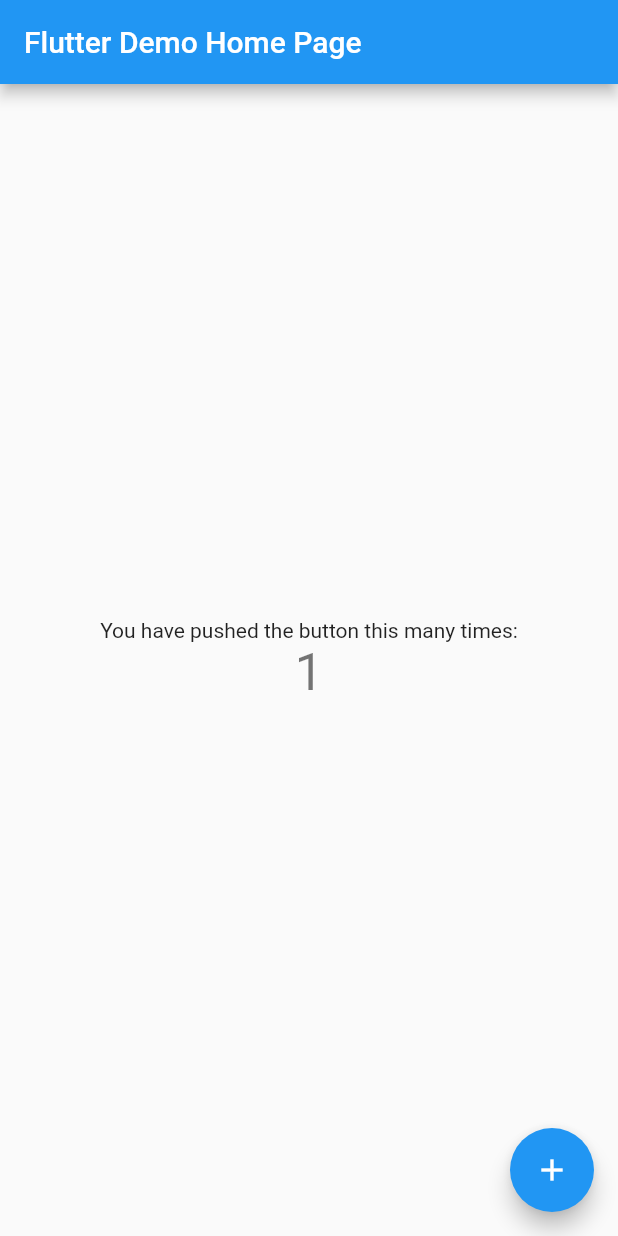
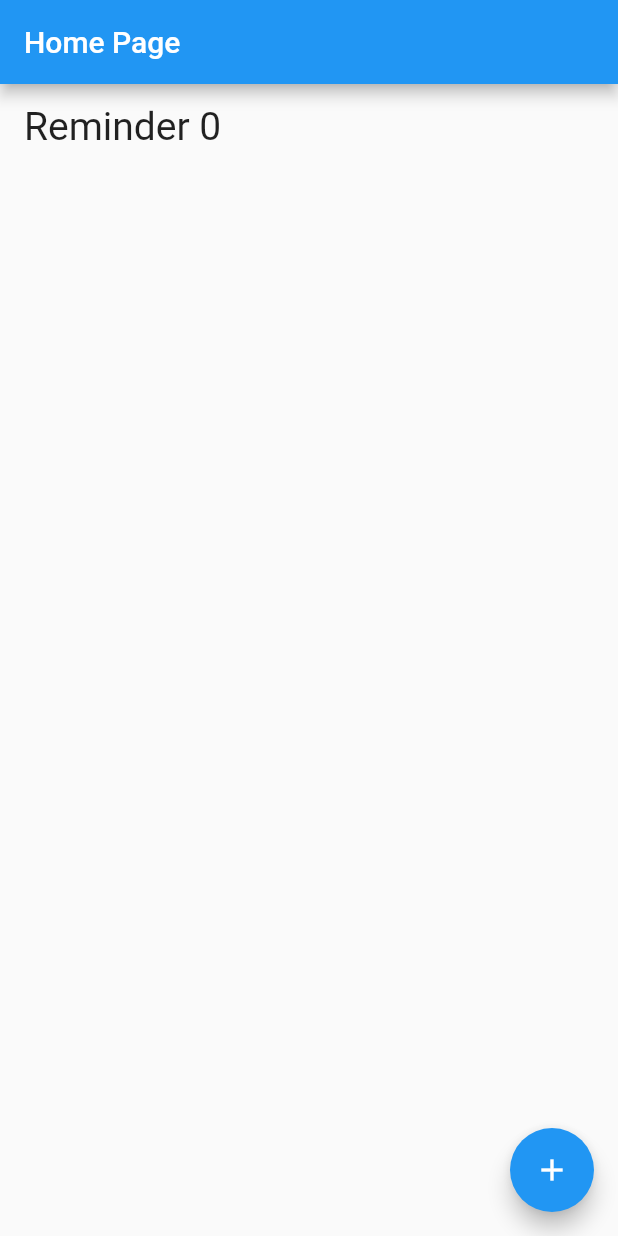
Before and after one commit to AbnerWCR/FlutterNaPratica, a Flutter app: the screen it shows after launch, after a tap on the "add" icon, on a phone screen of 412 x 824 dp. Run offline on Flutter 3.47's test engine with Material 2 defaults, Android fonts, the phone set to English and light mode, and no system bars.

Commit message:
first HomePage

```diff
--- a/ep01/app_sticky_notes/lib/main.dart
+++ b/ep01/app_sticky_notes/lib/main.dart
@@ -1,115 +1,51 @@
 import 'package:flutter/material.dart';
 
 void main() {
-  runApp(const MyApp());
+  runApp(MaterialApp(home: HomePage()));
 }
 
-class MyApp extends StatelessWidget {
-  const MyApp({Key? key}) : super(key: key);
-
-  // This widget is the root of your application.
+class HomePage extends StatefulWidget {
   @override
-  Widget build(BuildContext context) {
-    return MaterialApp(
-      title: 'Flutter Demo',
-      theme: ThemeData(
-        // This is the theme of your application.
-        //
-        // Try running your application with "flutter run". You'll see the
-        // application has a blue toolbar. Then, without quitting the app, try
-        // changing the primarySwatch below to Colors.green and then invoke
-        // "hot reload" (press "r" in the console where you ran "flutter run",
-        // or simply save your changes to "hot reload" in a Flutter IDE).
-        // Notice that the counter didn't reset back to zero; the application
-        // is not restarted.
-        primarySwatch: Colors.blue,
-      ),
-      home: const MyHomePage(title: 'Flutter Demo Home Page'),
-    );
-  }
+  State<HomePage> createState() => _HomePageState();
 }
 
-class MyHomePage extends StatefulWidget {
-  const MyHomePage({Key? key, required this.title}) : super(key: key);
+class _HomePageState extends State<HomePage> {
+  final stickyNotes = <String>[];
 
-  // This widget is the home page of your application. It is stateful, meaning
-  // that it has a State object (defined below) that contains fields that affect
-  // how it looks.
+  int counter = 0;
 
-  // This class is the configuration for the state. It holds the values (in this
-  // case the title) provided by the parent (in this case the App widget) and
-  // used by the build method of the State. Fields in a Widget subclass are
-  // always marked "final".
-
-  final String title;
-
-  @override
-  State<MyHomePage> createState() => _MyHomePageState();
+  void addReminder(String reminder) {
+    stickyNotes.add(reminder);
+    setState(() {});
   }
 
-class _MyHomePageState extends State<MyHomePage> {
-  int _counter = 0;
-
-  void _incrementCounter() {
-    setState(() {
-      // This call to setState tells the Flutter framework that something has
-      // changed in this State, which causes it to rerun the build method below
-      // so that the display can reflect the updated values. If we changed
-      // _counter without calling setState(), then the build method would not be
-      // called again, and so nothing would appear to happen.
-      _counter++;
-    });
+  void removeReminder(String reminder) {
+    stickyNotes.remove(reminder);
+    setState(() {});
   }
 
   @override
   Widget build(BuildContext context) {
-    // This method is rerun every time setState is called, for instance as done
-    // by the _incrementCounter method above.
-    //
-    // The Flutter framework has been optimized to make rerunning build methods
-    // fast, so that you can just rebuild anything that needs updating rather
-    // than having to individually change instances of widgets.
     return Scaffold(
         appBar: AppBar(
-        // Here we take the value from the MyHomePage object that was created by
-        // the App.build method, and use it to set our appbar title.
-        title: Text(widget.title),
+          title: const Text("Home Page"),
         ),
-      body: Center(
-        // Center is a layout widget. It takes a single child and positions it
-        // in the middle of the parent.
-        child: Column(
-          // Column is also a layout widget. It takes a list of children and
-          // arranges them vertically. By default, it sizes itself to fit its
-          // children horizontally, and tries to be as tall as its parent.
-          //
-          // Invoke "debug painting" (press "p" in the console, choose the
-          // "Toggle Debug Paint" action from the Flutter Inspector in Android
-          // Studio, or the "Toggle Debug Paint" command in Visual Studio Code)
-          // to see the wireframe for each widget.
-          //
-          // Column has various properties to control how it sizes itself and
-          // how it positions its children. Here we use mainAxisAlignment to
-          // center the children vertically; the main axis here is the vertical
-          // axis because Columns are vertical (the cross axis would be
-          // horizontal).
-          mainAxisAlignment: MainAxisAlignment.center,
-          children: <Widget>[
-            const Text(
-              'You have pushed the button this many times:',
+        body: ListView(
+          children: stickyNotes
+              .map((e) => ListTile(
+                    title: Text(
+                      e,
+                      style: const TextStyle(fontSize: 26),
                     ),
-            Text(
-              '$_counter',
-              style: Theme.of(context).textTheme.headline4,
-            ),
-          ],
-        ),
+                  ))
+              .toList(),
         ),
         floatingActionButton: FloatingActionButton(
-        onPressed: _incrementCounter,
-        tooltip: 'Increment',
           child: const Icon(Icons.add),
-      ), // This trailing comma makes auto-formatting nicer for build methods.
-    );
+          onPressed: () {
+            addReminder("Reminder $counter");
+            counter++;
+          },
+        ));
   }
 }
```
Also changed, not shown: 1 other file. Lines whose indentation alone changed are shown as unchanged.
